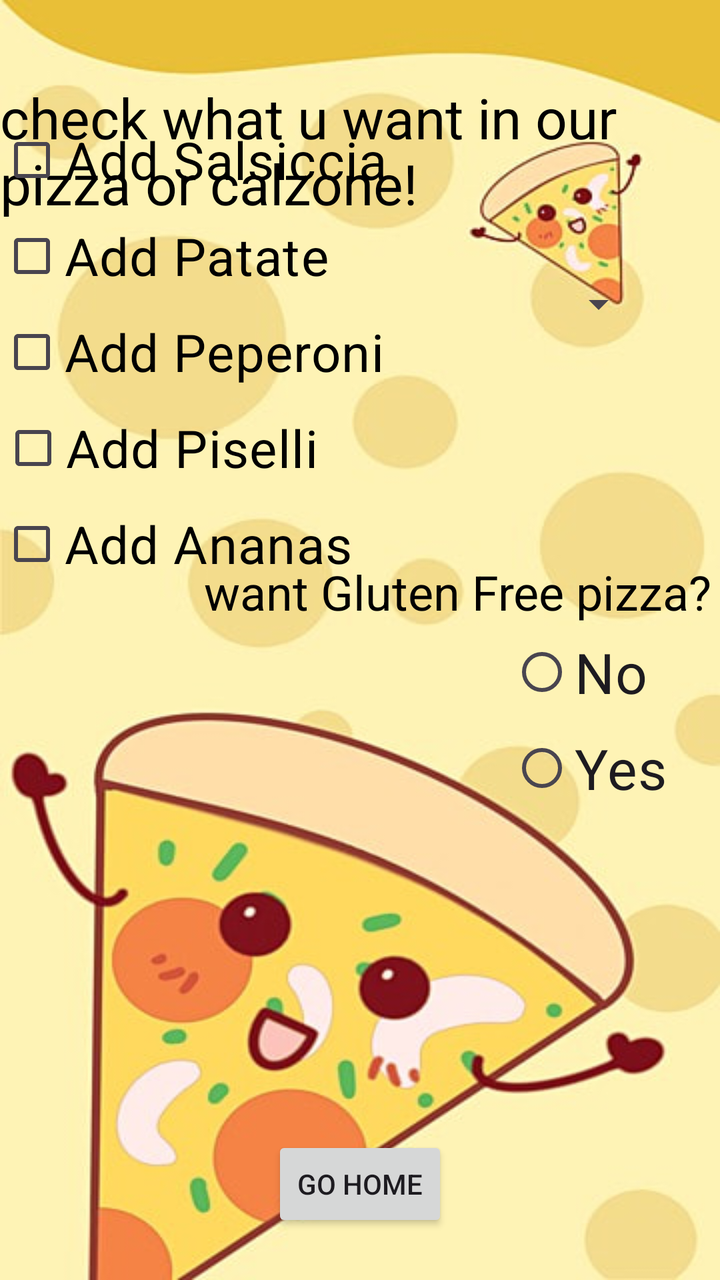
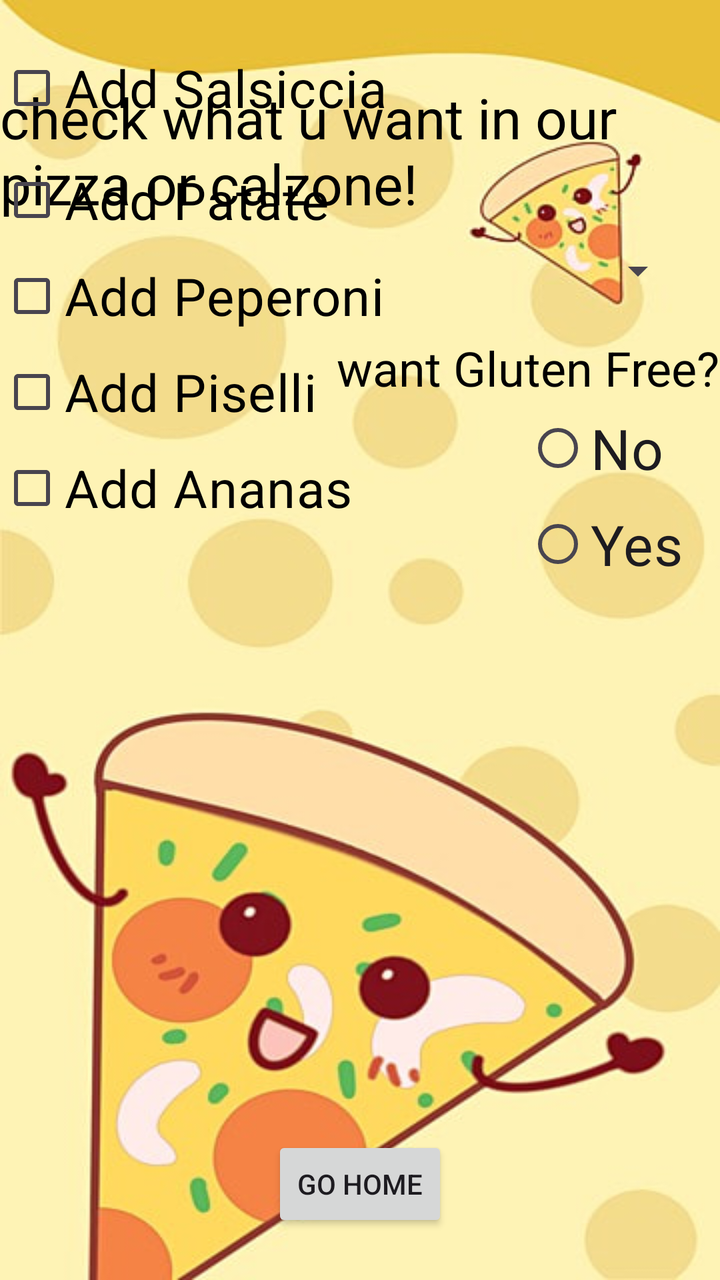

The first picture is an Android layout as it rendered before a commit; the second is the same layout after the commit. The layout source and the unified diff follow.
<!-- AndroidManifest.xml: application theme Theme.App_life_cycle -->
<!-- res/layout/activity_widgets.xml -->
<?xml version="1.0" encoding="utf-8"?>
<androidx.constraintlayout.widget.ConstraintLayout xmlns:android="http://schemas.android.com/apk/res/android"
    xmlns:app="http://schemas.android.com/apk/res-auto"
    xmlns:tools="http://schemas.android.com/tools"
    android:id="@+id/main"
    android:layout_width="match_parent"
    android:layout_height="match_parent"
    android:background="@drawable/pizzaa"
    tools:context=".Activity_widgets">

    <Spinner
        android:layout_width="wrap_content"
        android:layout_height="wrap_content"
        app:layout_constraintBottom_toTopOf="@+id/textView2"
        app:layout_constraintEnd_toEndOf="parent"
        app:layout_constraintHorizontal_bias="0.883"
        app:layout_constraintStart_toStartOf="parent"
        app:layout_constraintTop_toBottomOf="@+id/textView3"
        app:layout_constraintVertical_bias="0.203" />

    <TextView
        android:id="@+id/textView3"
        android:layout_width="wrap_content"
        android:layout_height="wrap_content"
        android:layout_marginTop="40dp"
        android:text="check what u want in our pizza or calzone!"
        android:textColor="@color/black"
        android:textSize="28sp"
        app:layout_constraintEnd_toEndOf="parent"
        app:layout_constraintStart_toStartOf="parent"
        app:layout_constraintTop_toTopOf="parent" />

    <CheckBox
        android:id="@+id/checkSalsiccia"
        android:layout_width="wrap_content"
        android:layout_height="wrap_content"
        android:layout_marginBottom="464dp"
        android:text="Add Salsiccia "
        android:textColor="@color/black"
        android:textSize="26dp"
        app:layout_constraintBottom_toTopOf="@+id/widgetToHome"
        app:layout_constraintEnd_toEndOf="parent"
        app:layout_constraintHorizontal_bias="0.0"
        app:layout_constraintStart_toStartOf="parent" />

    <CheckBox
        android:id="@+id/checkPeperon"
        android:layout_width="wrap_content"
        android:layout_height="wrap_content"
        android:layout_marginBottom="368dp"
        android:text="Add Peperoni "
        android:textColor="@color/black"
        android:textSize="26dp"
        app:layout_constraintBottom_toTopOf="@+id/widgetToHome"
        app:layout_constraintEnd_toEndOf="parent"
        app:layout_constraintHorizontal_bias="0.0"
        app:layout_constraintStart_toStartOf="parent" />


    <CheckBox
        android:id="@+id/checkAnanas"
        android:layout_width="wrap_content"
        android:layout_height="wrap_content"
        android:layout_marginBottom="272dp"
        android:text="Add Ananas "
        android:textColor="@color/black"
        android:textSize="26dp"
        app:layout_constraintBottom_toTopOf="@+id/widgetToHome"
        app:layout_constraintEnd_toEndOf="parent"
        app:layout_constraintHorizontal_bias="0.0"
        app:layout_constraintStart_toStartOf="parent" />

    <CheckBox
        android:id="@+id/checkPisell"
        android:layout_width="wrap_content"
        android:layout_height="wrap_content"
        android:layout_marginBottom="320dp"
        android:text="Add Piselli "
        android:textColor="@color/black"
        android:textSize="26dp"
        app:layout_constraintBottom_toTopOf="@+id/widgetToHome"
        app:layout_constraintEnd_toEndOf="parent"
        app:layout_constraintHorizontal_bias="0.004"
        app:layout_constraintStart_toStartOf="parent" />

    <CheckBox
        android:id="@+id/checkPatate"
        android:layout_width="wrap_content"
        android:layout_height="wrap_content"
        android:layout_marginBottom="416dp"
        android:text="Add Patate "
        android:textColor="@color/black"
        android:textSize="26dp"
        app:layout_constraintBottom_toTopOf="@+id/widgetToHome"
        app:layout_constraintEnd_toEndOf="parent"
        app:layout_constraintHorizontal_bias="0.0"
        app:layout_constraintStart_toStartOf="parent" />


    <Button
        android:id="@+id/widgetToHome"
        android:layout_width="wrap_content"
        android:layout_height="wrap_content"
        android:layout_marginBottom="24dp"
        android:text="Go Home"
        app:layout_constraintBottom_toBottomOf="parent"
        app:layout_constraintEnd_toEndOf="parent"
        app:layout_constraintStart_toStartOf="parent" />

    <TextView
        android:id="@+id/textView2"
        android:layout_width="wrap_content"
        android:layout_height="wrap_content"
        android:layout_marginBottom="328dp"
        android:text="want Gluten Free pizza?"
        android:textColor="@color/black"
        android:textSize="24sp"
        app:layout_constraintBottom_toBottomOf="parent"
        app:layout_constraintEnd_toEndOf="parent"
        app:layout_constraintHorizontal_bias="0.962"
        app:layout_constraintStart_toStartOf="parent" />

    <RadioGroup
        android:id="@+id/radioGroup1"
        android:layout_width="91dp"
        android:layout_height="112dp"
        android:layout_marginBottom="216dp"
        android:orientation="vertical"
        app:layout_constraintBottom_toBottomOf="parent"
        app:layout_constraintEnd_toEndOf="@+id/textView2"
        app:layout_constraintHorizontal_bias="0.938"
        app:layout_constraintStart_toStartOf="@+id/textView2">


        <RadioButton
            android:id="@+id/noGlutenFree"
            android:layout_width="wrap_content"
            android:layout_height="wrap_content"
            android:text="No"
            android:textSize="28dp" />

        <RadioButton
            android:id="@+id/yesGlutenFree"
            android:layout_width="wrap_content"
            android:layout_height="wrap_content"
            android:text="Yes"
            android:textSize="28dp" />

    </RadioGroup>


</androidx.constraintlayout.widget.ConstraintLayout>
<!-- resources referenced by this layout -->
<resources>
  <color name="black">#FF000000</color>
  <!-- drawable pizzaa: jpg bitmap (drawable, 41079 bytes) -->
  <style name="Theme.App_life_cycle" parent="android:Theme.Material.Light.NoActionBar" />
</resources>

<!-- the commit's change to res/layout/activity_widgets.xml (unified diff, before → after) -->
@@ -8,15 +8,6 @@
     android:background="@drawable/pizzaa"
     tools:context=".Activity_widgets">
 
-    <Spinner
-        android:layout_width="wrap_content"
-        android:layout_height="wrap_content"
-        app:layout_constraintBottom_toTopOf="@+id/textView2"
-        app:layout_constraintEnd_toEndOf="parent"
-        app:layout_constraintHorizontal_bias="0.883"
-        app:layout_constraintStart_toStartOf="parent"
-        app:layout_constraintTop_toBottomOf="@+id/textView3"
-        app:layout_constraintVertical_bias="0.203" />
 
     <TextView
         android:id="@+id/textView3"
@@ -34,8 +25,47 @@
         android:id="@+id/checkSalsiccia"
         android:layout_width="wrap_content"
         android:layout_height="wrap_content"
-        android:layout_marginBottom="464dp"
+        android:layout_marginBottom="500dp"
         android:text="Add Salsiccia "
+        android:textColor="@color/black"
+        android:textSize="26dp"
+        app:layout_constraintBottom_toTopOf="@+id/widgetToHome"
+        app:layout_constraintEnd_toEndOf="parent"
+        app:layout_constraintHorizontal_bias="0.0"
+        app:layout_constraintStart_toStartOf="parent" />
+
+    <CheckBox
+        android:id="@+id/checkPatate"
+        android:layout_width="wrap_content"
+        android:layout_height="wrap_content"
+        android:layout_marginBottom="444dp"
+        android:text="Add Patate "
+        android:textColor="@color/black"
+        android:textSize="26dp"
+        app:layout_constraintBottom_toTopOf="@+id/widgetToHome"
+        app:layout_constraintEnd_toEndOf="parent"
+        app:layout_constraintHorizontal_bias="0.0"
+        app:layout_constraintStart_toStartOf="parent" />
+
+    <CheckBox
+        android:id="@+id/checkPisell"
+        android:layout_width="wrap_content"
+        android:layout_height="wrap_content"
+        android:layout_marginBottom="348dp"
+        android:text="Add Piselli "
+        android:textColor="@color/black"
+        android:textSize="26dp"
+        app:layout_constraintBottom_toTopOf="@+id/widgetToHome"
+        app:layout_constraintEnd_toEndOf="parent"
+        app:layout_constraintHorizontal_bias="0.0"
+        app:layout_constraintStart_toStartOf="parent" />
+
+    <CheckBox
+        android:id="@+id/checkAnanas"
+        android:layout_width="wrap_content"
+        android:layout_height="wrap_content"
+        android:layout_marginBottom="300dp"
+        android:text="Add Ananas "
         android:textColor="@color/black"
         android:textSize="26dp"
         app:layout_constraintBottom_toTopOf="@+id/widgetToHome"
@@ -47,48 +77,8 @@
         android:id="@+id/checkPeperon"
         android:layout_width="wrap_content"
         android:layout_height="wrap_content"
-        android:layout_marginBottom="368dp"
+        android:layout_marginBottom="396dp"
         android:text="Add Peperoni "
-        android:textColor="@color/black"
-        android:textSize="26dp"
-        app:layout_constraintBottom_toTopOf="@+id/widgetToHome"
-        app:layout_constraintEnd_toEndOf="parent"
-        app:layout_constraintHorizontal_bias="0.0"
-        app:layout_constraintStart_toStartOf="parent" />
-
-
-    <CheckBox
-        android:id="@+id/checkAnanas"
-        android:layout_width="wrap_content"
-        android:layout_height="wrap_content"
-        android:layout_marginBottom="272dp"
-        android:text="Add Ananas "
-        android:textColor="@color/black"
-        android:textSize="26dp"
-        app:layout_constraintBottom_toTopOf="@+id/widgetToHome"
-        app:layout_constraintEnd_toEndOf="parent"
-        app:layout_constraintHorizontal_bias="0.0"
-        app:layout_constraintStart_toStartOf="parent" />
-
-    <CheckBox
-        android:id="@+id/checkPisell"
-        android:layout_width="wrap_content"
-        android:layout_height="wrap_content"
-        android:layout_marginBottom="320dp"
-        android:text="Add Piselli "
-        android:textColor="@color/black"
-        android:textSize="26dp"
-        app:layout_constraintBottom_toTopOf="@+id/widgetToHome"
-        app:layout_constraintEnd_toEndOf="parent"
-        app:layout_constraintHorizontal_bias="0.004"
-        app:layout_constraintStart_toStartOf="parent" />
-
-    <CheckBox
-        android:id="@+id/checkPatate"
-        android:layout_width="wrap_content"
-        android:layout_height="wrap_content"
-        android:layout_marginBottom="416dp"
-        android:text="Add Patate "
         android:textColor="@color/black"
         android:textSize="26dp"
         app:layout_constraintBottom_toTopOf="@+id/widgetToHome"
@@ -111,24 +101,24 @@
         android:id="@+id/textView2"
         android:layout_width="wrap_content"
         android:layout_height="wrap_content"
-        android:layout_marginBottom="328dp"
-        android:text="want Gluten Free pizza?"
+        android:layout_marginBottom="440dp"
+        android:text="want Gluten Free?"
         android:textColor="@color/black"
         android:textSize="24sp"
         app:layout_constraintBottom_toBottomOf="parent"
         app:layout_constraintEnd_toEndOf="parent"
-        app:layout_constraintHorizontal_bias="0.962"
+        app:layout_constraintHorizontal_bias="1.0"
         app:layout_constraintStart_toStartOf="parent" />
 
     <RadioGroup
         android:id="@+id/radioGroup1"
         android:layout_width="91dp"
         android:layout_height="112dp"
-        android:layout_marginBottom="216dp"
+        android:layout_marginBottom="328dp"
         android:orientation="vertical"
         app:layout_constraintBottom_toBottomOf="parent"
         app:layout_constraintEnd_toEndOf="@+id/textView2"
-        app:layout_constraintHorizontal_bias="0.938"
+        app:layout_constraintHorizontal_bias="0.94"
         app:layout_constraintStart_toStartOf="@+id/textView2">
 
 
@@ -148,5 +138,17 @@
 
     </RadioGroup>
 
+    <Spinner
+
+        android:id="@+id/spinner"
+        android:layout_width="wrap_content"
+        android:layout_height="wrap_content"
+        android:textSize="28sp"
+        app:layout_constraintBottom_toTopOf="@+id/textView2"
+        app:layout_constraintEnd_toEndOf="parent"
+        app:layout_constraintHorizontal_bias="0.945"
+        app:layout_constraintStart_toStartOf="parent"
+        app:layout_constraintTop_toBottomOf="@+id/textView3"
+        app:layout_constraintVertical_bias="0.387" />
 
 </androidx.constraintlayout.widget.ConstraintLayout>
